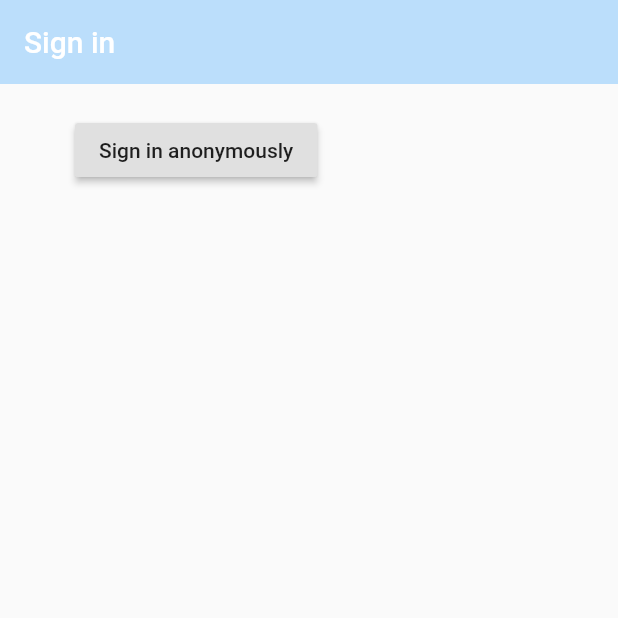
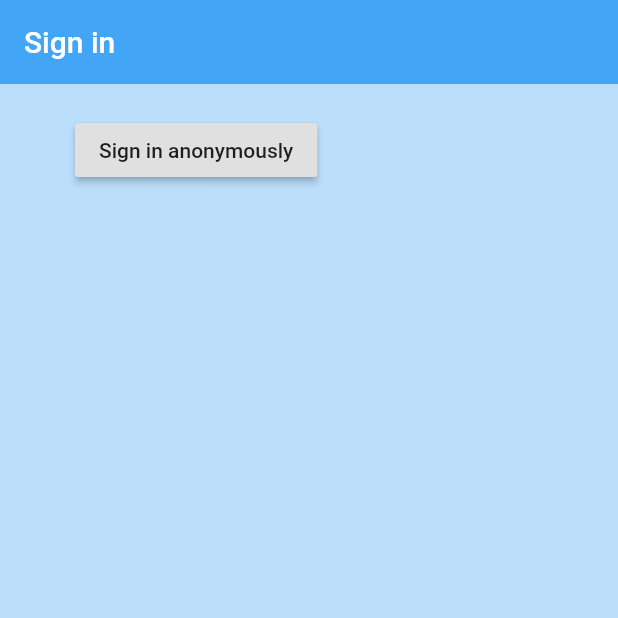
Before and after one commit to maiduydung/bill_calc, a Flutter app: the screen it shows after launch, on a phone screen of 412 x 824 dp, the top half of it. Run offline on Flutter 3.47's test engine with Material 2 defaults, Android fonts, the phone set to English and light mode, and no system bars; our stand-ins replace firebase_auth; accounts and stored records are empty.

```diff
--- a/test_app/lib/screens/authenticate/sign_in.dart
+++ b/test_app/lib/screens/authenticate/sign_in.dart
@@ -12,9 +12,9 @@ class _SignInState extends State<SignIn> {
   @override
   Widget build(BuildContext context) {
     return Scaffold(
-      backgroundColor: Colors.blue[60],
+      backgroundColor: Colors.blue[100],
       appBar: AppBar(
-        backgroundColor: Colors.blue[100],
+        backgroundColor: Colors.blue[400],
         elevation: 0.0,
         title: Text('Sign in'),
       ),
--- a/test_app/lib/screens/wrapper.dart
+++ b/test_app/lib/screens/wrapper.dart
@@ -4,12 +4,18 @@ import 'package:test_app/screens/authenticate/authenticate.dart';
 import 'package:test_app/screens/home/home.dart';
 import 'package:test_app/models/user.dart';
 
+import 'authenticate/authenticate.dart';
+
 class Wrapper extends StatelessWidget {
   @override
   Widget build(BuildContext context) {
     final user = Provider.of<User>(context);
-    print(user);
+
     //returning either home or auth
-    return Authenticate();
+    if (user == null) {
+      return Authenticate();
+    } else {
+      return Home();
+    }
   }
 }
```
Also changed, not shown: test_app/lib/screens/home/home.dart (+19 -2 lines), test_app/lib/services/auth.dart (+8 -1 lines).
